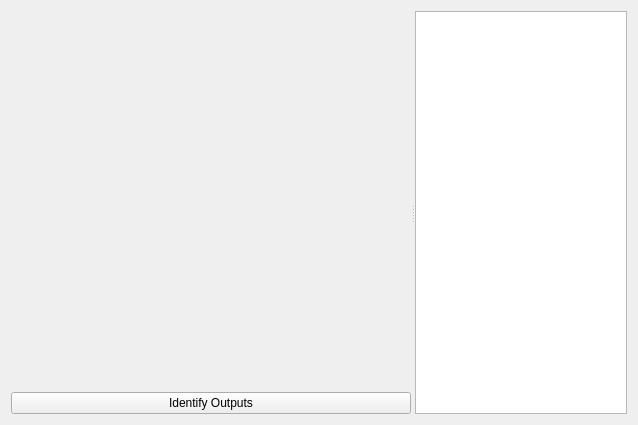
Above: kcontrol/randr/randrconfigbase.ui from mgottschlag/kwin-tiling before the change. Below: the same form after it.
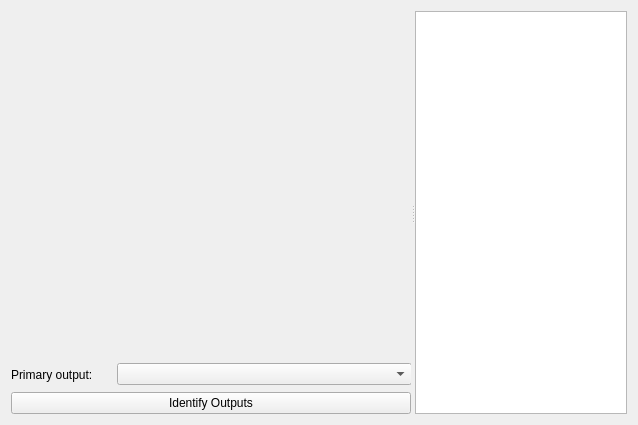
That is the form after the change.

Commit message:
Implement primary output selection support for krandr.
No loading from or saving to config yet, because that stuff is kinda broken.

What changed in the file:
```diff
--- a/kcontrol/randr/randrconfigbase.ui
+++ b/kcontrol/randr/randrconfigbase.ui
@@ -37,6 +37,50 @@
          </property>
         </widget>
        </item>
+       <item>
+        <widget class="QWidget" name="primaryDisplaySelector" native="true">
+         <property name="sizePolicy">
+          <sizepolicy hsizetype="Preferred" vsizetype="Preferred">
+           <horstretch>0</horstretch>
+           <verstretch>0</verstretch>
+          </sizepolicy>
+         </property>
+         <property name="minimumSize">
+          <size>
+           <width>0</width>
+           <height>25</height>
+          </size>
+         </property>
+         <widget class="QWidget" name="">
+          <property name="geometry">
+           <rect>
+            <x>0</x>
+            <y>0</y>
+            <width>401</width>
+            <height>27</height>
+           </rect>
+          </property>
+          <layout class="QHBoxLayout" name="horizontalLayout_2">
+           <item>
+            <widget class="QLabel" name="label">
+             <property name="maximumSize">
+              <size>
+               <width>100</width>
+               <height>100</height>
+              </size>
+             </property>
+             <property name="text">
+              <string>Primary output:</string>
+             </property>
+            </widget>
+           </item>
+           <item>
+            <widget class="QComboBox" name="primaryDisplayBox"/>
+           </item>
+          </layout>
+         </widget>
+        </widget>
+       </item>
        <item>
         <widget class="QPushButton" name="identifyOutputsButton">
          <property name="text">
```
The commit also changes 11 other files.
